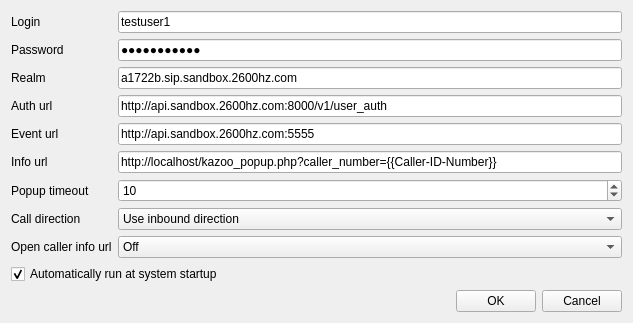
Before: the Qt Designer form mainwindow.ui in onnet/kazoo_popup, drawn with Qt 5.
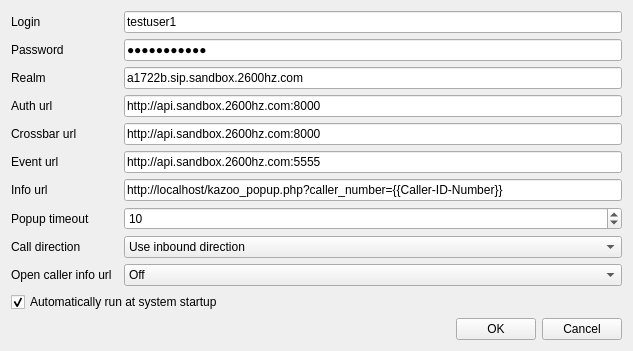
After: the same form once the commit is applied.

Commit message: 1) add crossbar api support 2) add call-direction process logic 3) fix websocket received frame bug

```diff
--- a/mainwindow.ui
+++ b/mainwindow.ui
@@ -7,7 +7,7 @@
     <x>0</x>
     <y>0</y>
     <width>633</width>
-    <height>315</height>
+    <height>341</height>
    </rect>
   </property>
   <property name="windowTitle">
@@ -15,70 +15,73 @@
   </property>
   <widget class="QWidget" name="centralWidget">
    <layout class="QGridLayout" name="gridLayout">
-    <item row="9" column="1">
-     <widget class="QComboBox" name="openUrlComboBox">
-      <item>
-       <property name="text">
-        <string>Off</string>
-       </property>
-      </item>
-      <item>
-       <property name="text">
-        <string>Auto open the url</string>
-       </property>
-      </item>
-      <item>
-       <property name="text">
-        <string>Auto open the url (on answer)</string>
-       </property>
-      </item>
-     </widget>
-    </item>
-    <item row="9" column="0">
-     <widget class="QLabel" name="label_9">
+    <item row="0" column="0">
+     <widget class="QLabel" name="label">
       <property name="text">
-       <string>Open caller info url</string>
+       <string>Login</string>
       </property>
      </widget>
     </item>
-    <item row="1" column="1">
-     <widget class="QLineEdit" name="passwordLineEdit">
-      <property name="text">
-       <string>temp1phone!</string>
-      </property>
-      <property name="echoMode">
-       <enum>QLineEdit::Password</enum>
-      </property>
-     </widget>
-    </item>
-    <item row="12" column="0" colspan="2">
-     <spacer name="verticalSpacer">
-      <property name="orientation">
-       <enum>Qt::Vertical</enum>
-      </property>
-      <property name="sizeHint" stdset="0">
-       <size>
-        <width>20</width>
-        <height>40</height>
-       </size>
-      </property>
-     </spacer>
-    </item>
     <item row="7" column="0">
-     <widget class="QLabel" name="label_7">
+     <widget class="QLabel" name="label_6">
       <property name="text">
-       <string>Popup timeout</string>
+       <string>Info url</string>
       </property>
      </widget>
     </item>
-    <item row="6" column="1">
-     <widget class="QLineEdit" name="infoUrlLineEdit">
+    <item row="8" column="2">
+     <widget class="QSpinBox" name="popupTimeoutSpinBox">
+      <property name="minimum">
+       <number>5</number>
+      </property>
+      <property name="value">
+       <number>10</number>
+      </property>
+     </widget>
+    </item>
+    <item row="0" column="2">
+     <widget class="QLineEdit" name="loginLineEdit">
       <property name="text">
-       <string>http://localhost/kazoo_popup.php?caller_number={{Caller-ID-Number}}</string>
+       <string>testuser1</string>
       </property>
      </widget>
     </item>
-    <item row="13" column="0" colspan="2">
+    <item row="1" column="0">
+     <widget class="QLabel" name="label_2">
+      <property name="text">
+       <string>Password</string>
+      </property>
+     </widget>
+    </item>
+    <item row="5" column="0">
+     <widget class="QLabel" name="label_5">
+      <property name="text">
+       <string>Event url</string>
+      </property>
+     </widget>
+    </item>
+    <item row="2" column="0">
+     <widget class="QLabel" name="label_3">
+      <property name="text">
+       <string>Realm</string>
+      </property>
+     </widget>
+    </item>
+    <item row="3" column="2">
+     <widget class="QLineEdit" name="authUrlLineEdit">
+      <property name="text">
+       <string>http://api.sandbox.2600hz.com:8000</string>
+      </property>
+     </widget>
+    </item>
+    <item row="5" column="2">
+     <widget class="QLineEdit" name="eventUrlLineEdit">
+      <property name="text">
+       <string>http://api.sandbox.2600hz.com:5555</string>
+      </property>
+     </widget>
+    </item>
+    <item row="14" column="0" colspan="3">
      <layout class="QHBoxLayout" name="horizontalLayout">
       <item>
        <spacer name="horizontalSpacer">
@@ -109,87 +112,70 @@
       </item>
      </layout>
     </item>
-    <item row="4" column="1">
-     <widget class="QLineEdit" name="eventUrlLineEdit">
+    <item row="7" column="2">
+     <widget class="QLineEdit" name="infoUrlLineEdit">
       <property name="text">
-       <string>http://api.sandbox.2600hz.com:5555</string>
+       <string>http://localhost/kazoo_popup.php?caller_number={{Caller-ID-Number}}</string>
       </property>
      </widget>
     </item>
-    <item row="3" column="1">
-     <widget class="QLineEdit" name="authUrlLineEdit">
+    <item row="8" column="0">
+     <widget class="QLabel" name="label_7">
       <property name="text">
-       <string>http://api.sandbox.2600hz.com:8000/v1/user_auth</string>
+       <string>Popup timeout</string>
       </property>
      </widget>
     </item>
-    <item row="2" column="1">
-     <widget class="QLineEdit" name="realmLineEdit">
-      <property name="text">
-       <string>a1722b.sip.sandbox.2600hz.com</string>
+    <item row="13" column="0" colspan="3">
+     <spacer name="verticalSpacer">
+      <property name="orientation">
+       <enum>Qt::Vertical</enum>
       </property>
-     </widget>
-    </item>
-    <item row="3" column="0">
-     <widget class="QLabel" name="label_4">
-      <property name="text">
-       <string>Auth url</string>
+      <property name="sizeHint" stdset="0">
+       <size>
+        <width>20</width>
+        <height>40</height>
+       </size>
       </property>
-     </widget>
+     </spacer>
     </item>
-    <item row="0" column="0">
-     <widget class="QLabel" name="label">
+    <item row="1" column="2">
+     <widget class="QLineEdit" name="passwordLineEdit">
       <property name="text">
-       <string>Login</string>
+       <string>temp1phone!</string>
       </property>
-     </widget>
-    </item>
-    <item row="2" column="0">
-     <widget class="QLabel" name="label_3">
-      <property name="text">
-       <string>Realm</string>
+      <property name="echoMode">
+       <enum>QLineEdit::Password</enum>
       </property>
      </widget>
     </item>
-    <item row="4" column="0">
-     <widget class="QLabel" name="label_5">
+    <item row="10" column="0">
+     <widget class="QLabel" name="label_9">
       <property name="text">
-       <string>Event url</string>
+       <string>Open caller info url</string>
       </property>
      </widget>
     </item>
-    <item row="1" column="0">
-     <widget class="QLabel" name="label_2">
-      <property name="text">
-       <string>Password</string>
-      </property>
+    <item row="10" column="2">
+     <widget class="QComboBox" name="openUrlComboBox">
+      <item>
+       <property name="text">
+        <string>Off</string>
+       </property>
+      </item>
+      <item>
+       <property name="text">
+        <string>Auto open the url</string>
+       </property>
+      </item>
+      <item>
+       <property name="text">
+        <string>Auto open the url (on answer)</string>
+       </property>
+      </item>
      </widget>
     </item>
-    <item row="0" column="1">
-     <widget class="QLineEdit" name="loginLineEdit">
-      <property name="text">
-       <string>testuser1</string>
-      </property>
-     </widget>
-    </item>
-    <item row="7" column="1">
-     <widget class="QSpinBox" name="popupTimeoutSpinBox">
-      <property name="minimum">
-       <number>5</number>
-      </property>
-      <property name="value">
-       <number>10</number>
-      </property>
-     </widget>
-    </item>
-    <item row="6" column="0">
-     <widget class="QLabel" name="label_6">
-      <property name="text">
-       <string>Info url</string>
-      </property>
-     </widget>
-    </item>
-    <item row="11" column="0" colspan="2">
+    <item row="12" column="0" colspan="3">
      <widget class="QCheckBox" name="runAtStartupCheckBox">
       <property name="text">
        <string>Automatically run at system startup</string>
@@ -199,7 +185,7 @@
       </property>
      </widget>
     </item>
-    <item row="8" column="1">
+    <item row="9" column="2">
      <widget class="QComboBox" name="callDirectionComboBox">
       <item>
        <property name="text">
@@ -218,13 +204,41 @@
       </item>
      </widget>
     </item>
-    <item row="8" column="0">
+    <item row="9" column="0">
      <widget class="QLabel" name="label_8">
       <property name="text">
        <string>Call direction </string>
       </property>
      </widget>
     </item>
+    <item row="3" column="0">
+     <widget class="QLabel" name="label_4">
+      <property name="text">
+       <string>Auth url</string>
+      </property>
+     </widget>
+    </item>
+    <item row="2" column="2">
+     <widget class="QLineEdit" name="realmLineEdit">
+      <property name="text">
+       <string>a1722b.sip.sandbox.2600hz.com</string>
+      </property>
+     </widget>
+    </item>
+    <item row="4" column="0">
+     <widget class="QLabel" name="label_10">
+      <property name="text">
+       <string>Crossbar url</string>
+      </property>
+     </widget>
+    </item>
+    <item row="4" column="2">
+     <widget class="QLineEdit" name="crossbarUrlLineEdit">
+      <property name="text">
+       <string>http://api.sandbox.2600hz.com:8000</string>
+      </property>
+     </widget>
+    </item>
    </layout>
   </widget>
  </widget>
```
The commit also changes 4 other files.
